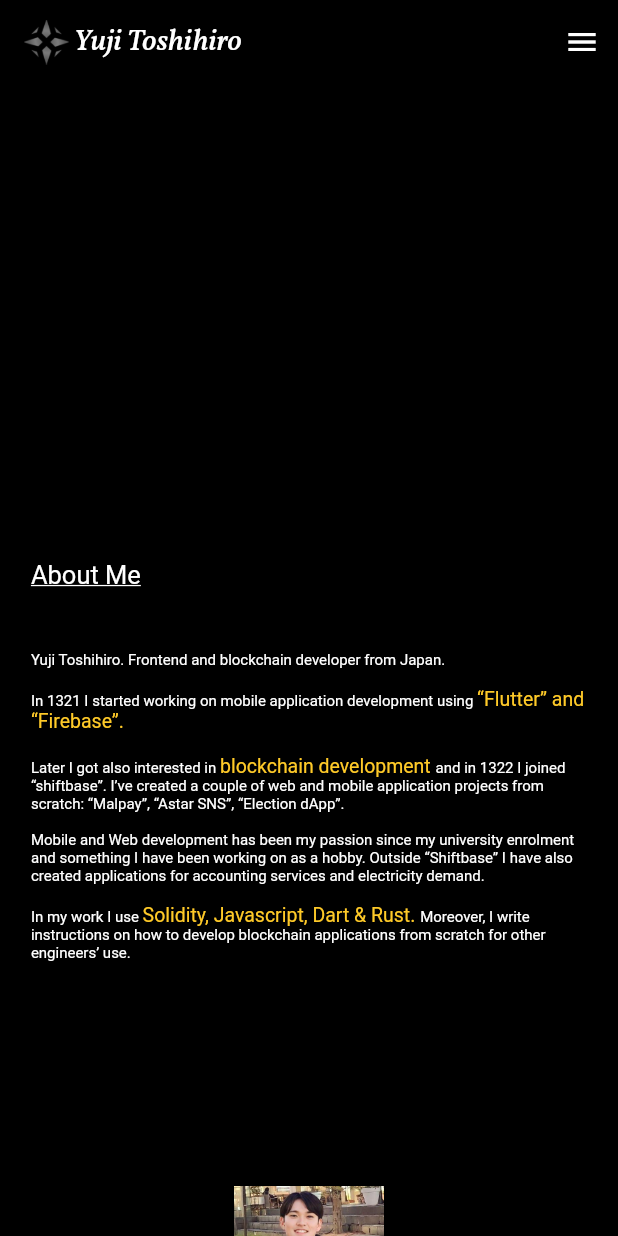
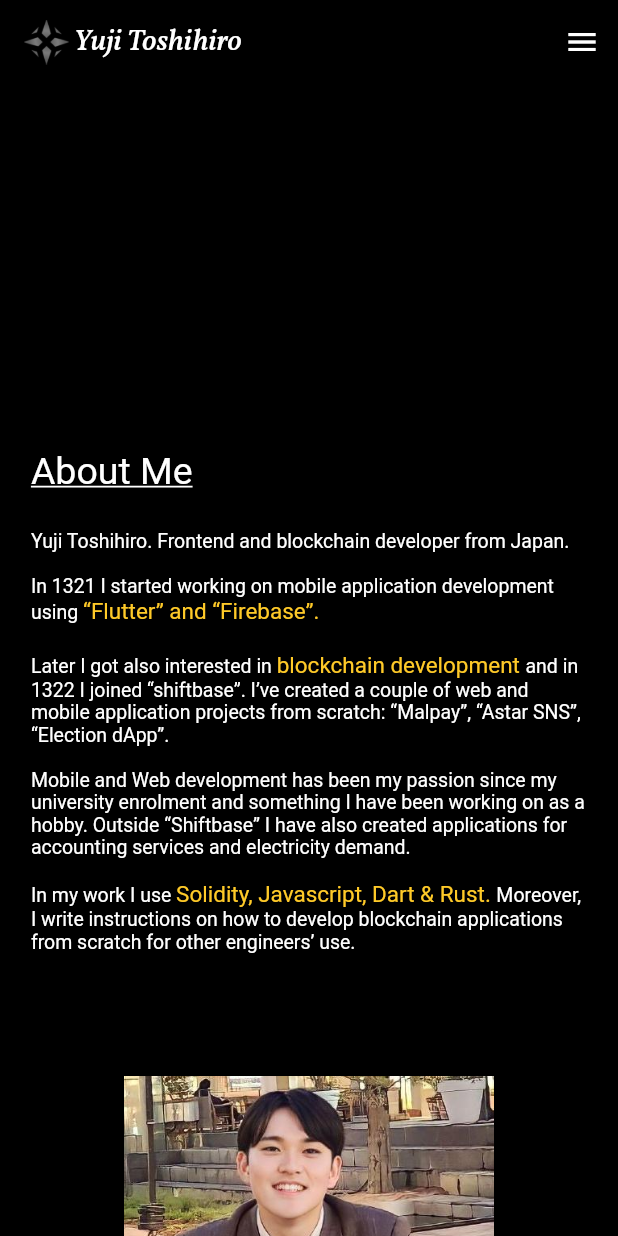
Before and after one commit to honganji/portfolio, a Flutter app: the screen it shows after launch, scrolled down 576 dp, on a phone screen of 412 x 824 dp. Run offline on Flutter 3.47's test engine with Material 2 defaults, Android fonts, the phone set to English and light mode, and no system bars; our stand-ins replace firebase_core, flutter_staggered_animations; accounts and stored records are empty.

Commit message:
modify size of characters in about me section

```diff
--- a/lib/sections/about/mobile_about.dart
+++ b/lib/sections/about/mobile_about.dart
@@ -30,16 +30,16 @@ class MobileAbout extends StatelessWidget {
                     "About Me",
                     style: TextStyle(
                       color: Colors.white,
-                      fontSize: 17,
+                      fontSize: 25,
                       decoration: TextDecoration.underline,
                     ),
                   ),
                   SizedBox(
-                    height: height * 0.05,
+                    height: height * 0.03,
                   ),
                   RichText(
                     text: TextSpan(
-                      style: const TextStyle(fontSize: 10, color: Colors.white),
+                      style: const TextStyle(fontSize: 13, color: Colors.white),
                       children: [
                         const TextSpan(
                           text:
@@ -52,7 +52,7 @@ class MobileAbout extends StatelessWidget {
                         TextSpan(
                           text: "“Flutter” and “Firebase”.\n\n",
                           style: TextStyle(
-                            fontSize: 13,
+                            fontSize: 15,
                             color: Colors.amber[400],
                           ),
                         ),
@@ -62,7 +62,7 @@ class MobileAbout extends StatelessWidget {
                         TextSpan(
                           text: "blockchain development ",
                           style: TextStyle(
-                            fontSize: 13,
+                            fontSize: 15,
                             color: Colors.amber[400],
                           ),
                         ),
@@ -80,7 +80,7 @@ class MobileAbout extends StatelessWidget {
                         TextSpan(
                           text: "Solidity, Javascript, Dart & Rust. ",
                           style: TextStyle(
-                            fontSize: 13,
+                            fontSize: 15,
                             color: Colors.amber[400],
                           ),
                         ),
@@ -99,8 +99,7 @@ class MobileAbout extends StatelessWidget {
                 decoration: const BoxDecoration(color: Colors.black),
                 child: Image.asset(
                   "assets/img/profile.jpeg",
-                  height: 100,
-                  width: 100,
+                  width: width * 0.6,
                 ),
               ),
             ),
```
